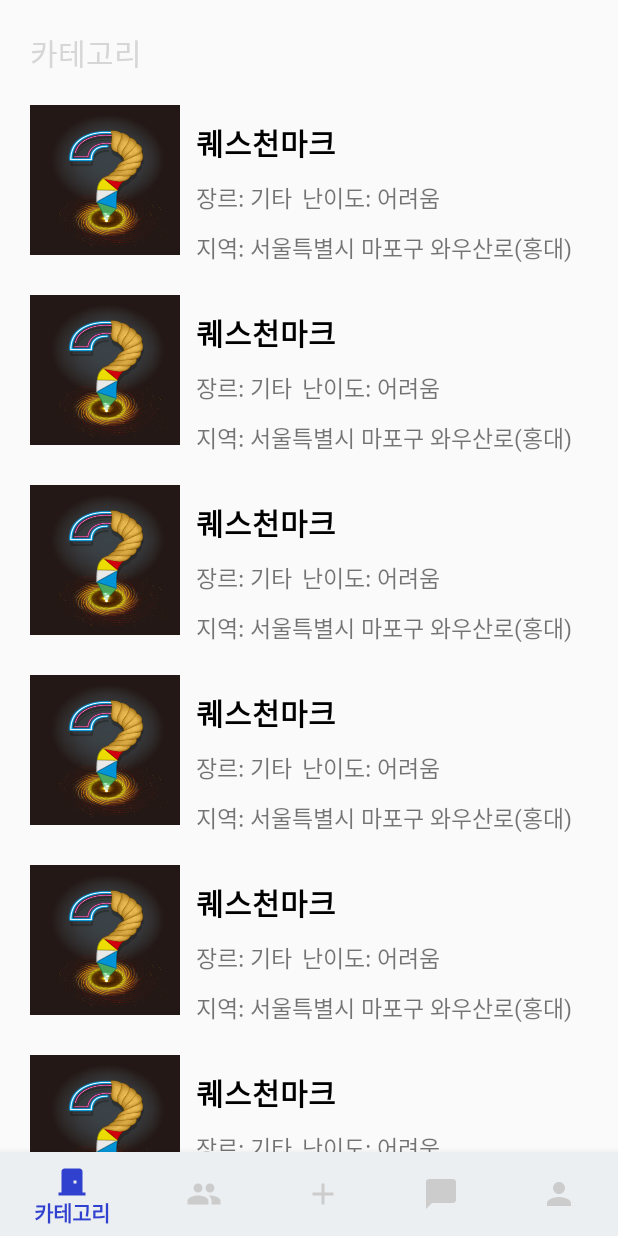
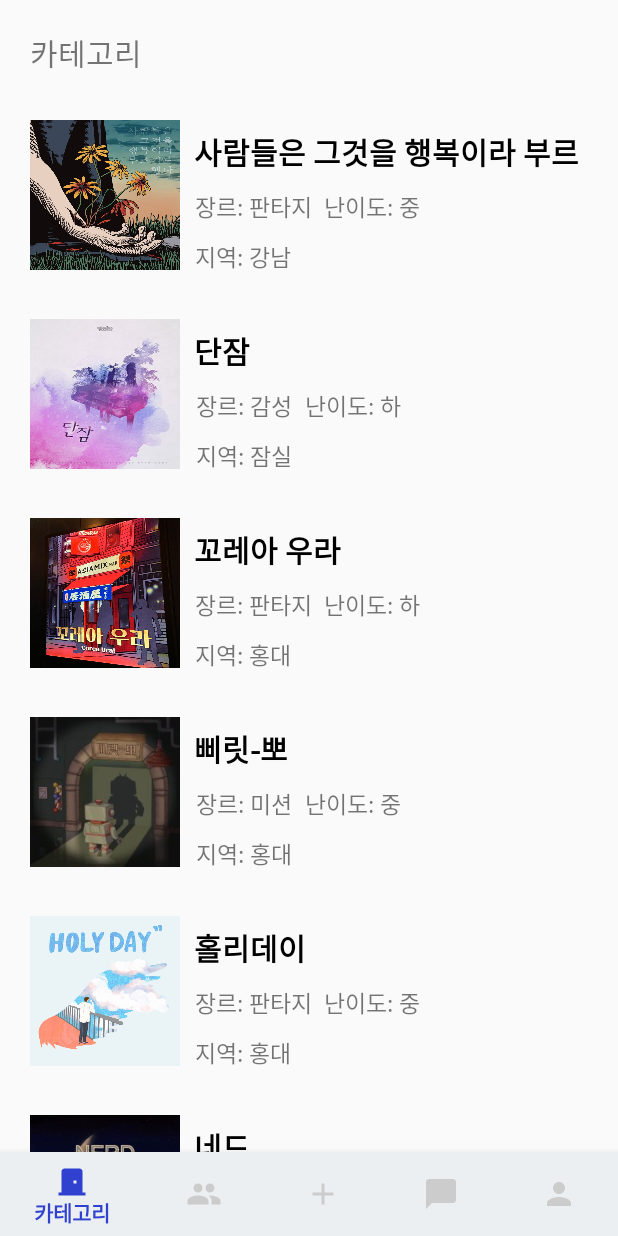
Before and after one commit to CSID-DGU/2022-2-OSSP1-Exit-1, an Android app built with Jetpack Compose: the fragment CategoryFragment placed in its activity, on a phone screen of 412 x 824 dp. Run offline under Robolectric (Android 15) with nearby library versions, the phone set to English and light mode, and no system bars.

Commit message:
카테고리 수정

```diff
--- a/app/src/main/java/com/example/testapplication/CategoryFragment.kt
+++ b/app/src/main/java/com/example/testapplication/CategoryFragment.kt
@@ -15,53 +15,74 @@ class CategoryFragment: Fragment() {
 
     private val mockRepoList = listOf<CategoryData> (
         CategoryData(
-            category_img = R.drawable.qmark,
-            category_title ="퀘스천마크",
-            category_genre = "장르: 기타",
-            category_diff = "난이도: 어려움",
-            category_area = "지역: 서울특별시 마포구 와우산로(홍대)"
+            category_img = R.drawable.category1jpg,
+            category_title ="사람들은 그것을 행복이라 부르기로 했다",
+            category_genre = "장르: 판타지",
+            category_diff = "난이도: 중",
+            category_area = "지역: 강남"
         ),
         CategoryData(
-            category_img = R.drawable.qmark,
-            category_title ="퀘스천마크",
-            category_genre = "장르: 기타",
-            category_diff = "난이도: 어려움",
-            category_area = "지역: 서울특별시 마포구 와우산로(홍대)"
+            category_img = R.drawable.category2,
+            category_title ="단잠",
+            category_genre = "장르: 감성",
+            category_diff = "난이도: 하",
+            category_area = "지역: 잠실"
         ),
         CategoryData(
-            category_img = R.drawable.qmark,
-            category_title ="퀘스천마크",
-            category_genre = "장르: 기타",
-            category_diff = "난이도: 어려움",
-            category_area = "지역: 서울특별시 마포구 와우산로(홍대)"
+            category_img = R.drawable.category3,
+            category_title ="꼬레아 우라",
+            category_genre = "장르: 판타지",
+            category_diff = "난이도: 하",
+            category_area = "지역: 홍대"
         ),
         CategoryData(
-            category_img = R.drawable.qmark,
-            category_title ="퀘스천마크",
-            category_genre = "장르: 기타",
-            category_diff = "난이도: 어려움",
-            category_area = "지역: 서울특별시 마포구 와우산로(홍대)"
+            category_img = R.drawable.category4,
+            category_title ="삐릿-뽀",
+            category_genre = "장르: 미션",
+            category_diff = "난이도: 중",
+            category_area = "지역: 홍대"
         ),
         CategoryData(
-            category_img = R.drawable.qmark,
-            category_title ="퀘스천마크",
-            category_genre = "장르: 기타",
-            category_diff = "난이도: 어려움",
-            category_area = "지역: 서울특별시 마포구 와우산로(홍대)"
+            category_img = R.drawable.category5,
+            category_title ="홀리데이",
+            category_genre = "장르: 판타지",
+            category_diff = "난이도: 중",
+            category_area = "지역: 홍대"
         ),
         CategoryData(
-            category_img = R.drawable.qmark,
-            category_title ="퀘스천마크",
-            category_genre = "장르: 기타",
-            category_diff = "난이도: 어려움",
-            category_area = "지역: 서울특별시 마포구 와우산로(홍대)"
+            category_img = R.drawable.category6,
+            category_title ="네드",
+            category_genre = "장르: 모험",
+            category_diff = "난이도: 중",
+            category_area = "지역: 강남"
         ),
         CategoryData(
-            category_img = R.drawable.qmark,
-            category_title ="퀘스천마크",
-            category_genre = "장르: 기타",
-            category_diff = "난이도: 어려움",
-            category_area = "지역: 서울특별시 마포구 와우산로(홍대)"
+            category_img = R.drawable.category7,
+            category_title ="US",
+            category_genre = "장르: 판타지",
+            category_diff = "난이도: 중",
+            category_area = "지역: 강남"
+        ),
+        CategoryData(
+            category_img = R.drawable.category8,
+            category_title ="엔제리오",
+            category_genre = "장르: 스토리",
+            category_diff = "난이도: 중",
+            category_area = "지역: 강남"
+        ),
+        CategoryData(
+            category_img = R.drawable.category9,
+            category_title ="포레스트",
+            category_genre = "장르: 미션",
+            category_diff = "난이도: 중",
+            category_area = "지역: 강남"
+        ),
+        CategoryData(
+            category_img = R.drawable.category10,
+            category_title ="디어 마르시",
+            category_genre = "장르: 스토리",
+            category_diff = "난이도: 상",
+            category_area = "지역: 건대"
         )
 
     )
--- a/app/src/main/res/layout/fragment_category.xml
+++ b/app/src/main/res/layout/fragment_category.xml
@@ -20,9 +20,7 @@
             android:layout_width="wrap_content"
             android:layout_height="wrap_content"
             android:layout_gravity="center"
-            android:fontFamily="@font/pretendard_bold"
             android:text="카테고리"
-            android:textColor="@color/text_main"
             android:textSize="20dp">
 
         </TextView>
--- a/app/src/main/res/layout/layout_category_list.xml
+++ b/app/src/main/res/layout/layout_category_list.xml
@@ -10,6 +10,7 @@
         android:id="@+id/img_category"
         android:layout_width="0dp"
         android:layout_height="100dp"
+        android:layout_marginTop="10dp"
         android:scaleType="fitXY"
         app:layout_constraintDimensionRatio="1"
         app:layout_constraintStart_toStartOf="parent"
@@ -18,10 +19,11 @@
 
     <TextView
         android:id="@+id/title_category"
-        android:layout_width="wrap_content"
-        android:layout_height="wrap_content"
-        android:layout_marginVertical="10dp"
+        android:layout_width="270dp"
+        android:layout_height="30dp"
+        android:layout_marginStart="10dp"
         android:layout_marginTop="16dp"
+        android:layout_marginEnd="10dp"
         android:textColor="@color/black"
         android:textSize="20sp"
         android:textStyle="bold"
```
Also changed, not shown: app/src/main/res/drawable/category10.jpg (added), app/src/main/res/drawable/category1jpg.jpg (added), app/src/main/res/drawable/category2.jpg (added), app/src/main/res/drawable/category3.jpg (added), app/src/main/res/drawable/category4.jpg (added), app/src/main/res/drawable/category5.jpg (added), app/src/main/res/drawable/category6.jpg (added), app/src/main/res/drawable/category7.jpg (added), app/src/main/res/drawable/category8.jpg (added), app/src/main/res/drawable/category9.jpg (added).
